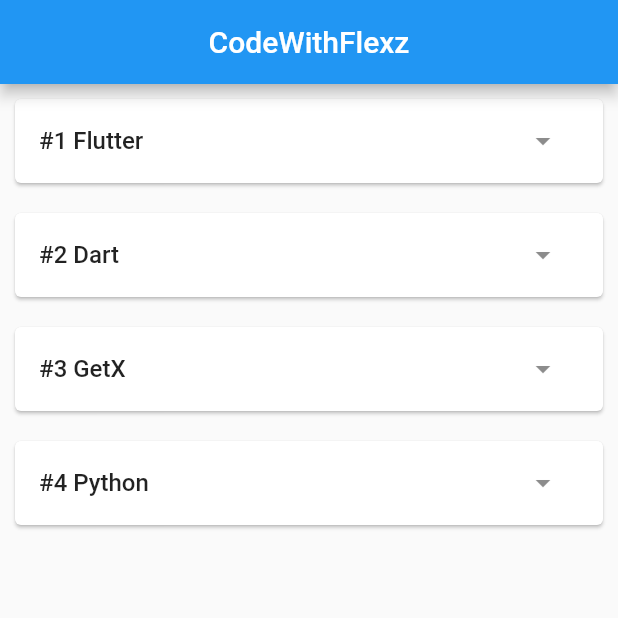
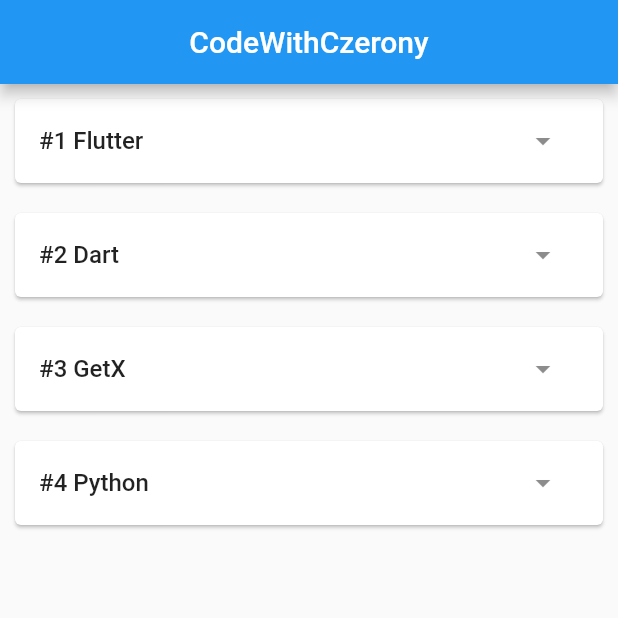
Before and after one commit to patrickkoszewski/plan_of_the_day1, a Flutter app: the FinalView screen opened directly, on a phone screen of 412 x 824 dp, the top half of it. Run offline on Flutter 3.47's test engine with Material 2 defaults, Android fonts, the phone set to English and light mode, and no system bars; our stand-ins replace animate_do, flutter_slidable, google_fonts, quickalert, sqflite; accounts and stored records are empty.

Commit message:
fix text

```diff
--- a/lib/examples/flutterAccordions.dart
+++ b/lib/examples/flutterAccordions.dart
@@ -25,7 +25,7 @@ class FinalView extends StatelessWidget {
       appBar: AppBar(
         centerTitle: true,
         title: const Text(
-          'CodeWithFlexz',
+          'CodeWithCzerony',
         ),
       ),
       body: Column(
```
